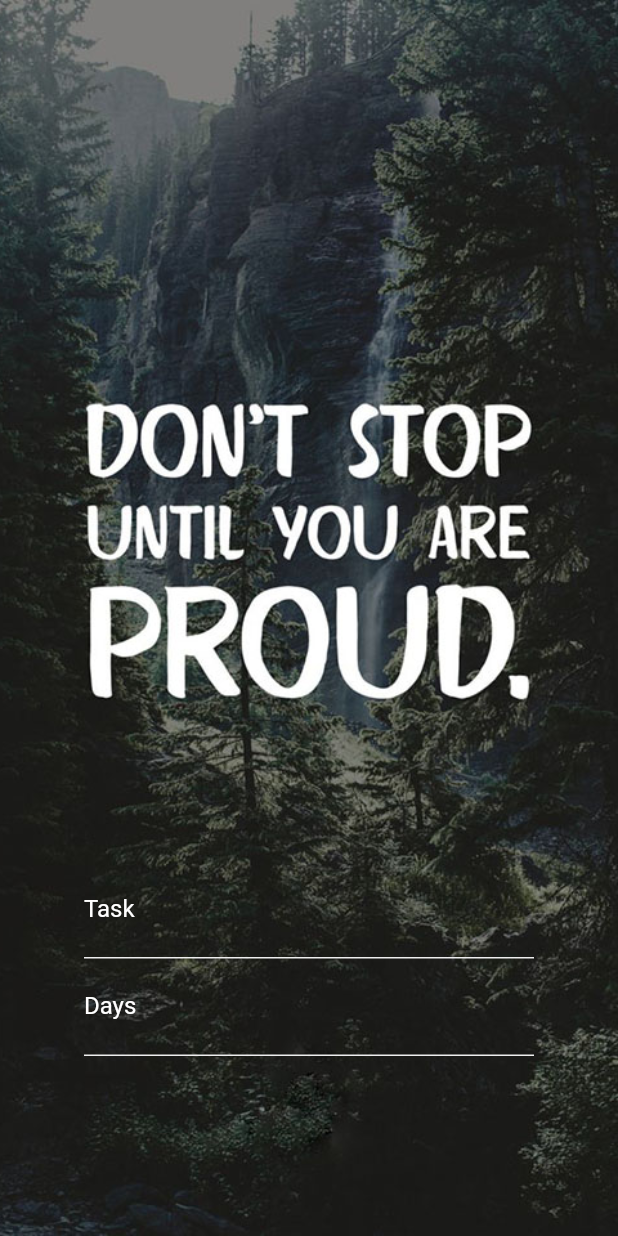
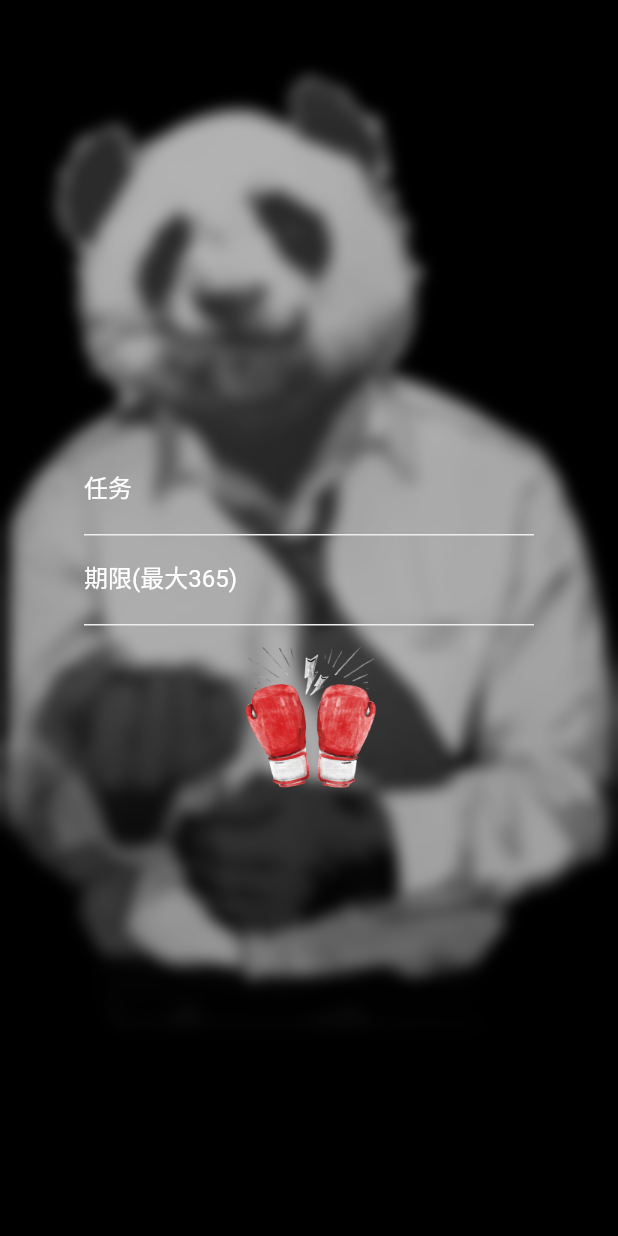
Before and after one commit to greatbear412/PT, a Flutter app: the EditTarget screen opened by its route, on a phone screen of 412 x 824 dp. Run offline on Flutter 3.47's test engine with Material 2 defaults, Android fonts, the light colour scheme and no system bars; our stand-ins replace date_format; missing offline and left inert: dart:ffi.

Commit message:
Target edit.

```diff
--- a/lib/components/text.dart
+++ b/lib/components/text.dart
@@ -1,3 +1,4 @@
+import 'dart:ffi';
 import 'dart:ui';
 
 import 'package:flutter/cupertino.dart';
@@ -43,8 +44,18 @@ class MainText extends StatelessWidget {
 class TextFieldWidget extends StatelessWidget {
   final String labelText;
   final String hintText;
+  final TextInputType keyboardType;
   final TextEditingController controller;
-  TextFieldWidget({Key key, this.labelText, this.hintText, this.controller})
+  final TextStyle style;
+  final void Function(String) onChange;
+  TextFieldWidget(
+      {Key key,
+      this.labelText,
+      this.hintText,
+      this.controller,
+      this.style,
+      this.onChange,
+      this.keyboardType = TextInputType.text})
       : super(key: key);
 
   @override
@@ -53,6 +64,8 @@ class TextFieldWidget extends StatelessWidget {
       width: 300,
       child: TextField(
         controller: controller,
+        keyboardType: keyboardType,
+        style: style,
         decoration: InputDecoration(
             labelText: labelText,
             labelStyle: TextStyle(color: Colors.white),
@@ -60,7 +73,9 @@ class TextFieldWidget extends StatelessWidget {
             hintStyle: TextStyle(color: Colors.white),
             // prefixIcon: Icon(Icons.email),
             border: InputBorder.none //隐藏下划线
-              )),
+            ),
+        onChanged: onChange,
+      ),
       decoration: BoxDecoration(
           // 下滑线浅灰色，宽度1像素
           border:
--- a/lib/pages/edit.dart
+++ b/lib/pages/edit.dart
@@ -1,3 +1,5 @@
+import 'dart:ui';
+
 import 'package:flutter/material.dart';
 import 'package:provider/provider.dart';
 
@@ -15,40 +17,84 @@ class _EditTargetState extends State<EditTarget> {
   TextEditingController _utaskController = TextEditingController();
   TextEditingController _udaysController = TextEditingController();
 
+  void createTarget(TargetListStates contextStates) {
+    contextStates.create(
+        _utaskController.text, int.parse(_udaysController.text.toString()));
+    Future.delayed(Duration(seconds: 0)).then((_) {
+      Navigator.pushNamed(context, "target_list_or_start");
+    });
+  }
+
+  void onTaskChange(String days) {
+    checkValid();
+  }
+
+  void onDaysChange(String days) {
+    if (days != null && days != '' && int.parse(days.toString()) > 365) {
+      _udaysController.value = TextEditingValue(text: '365');
+    }
+    checkValid();
+  }
+
+  void checkValid() {}
+
   @override
   Widget build(BuildContext context) {
     final targetListContext = context.watch<TargetListStates>();
     return Container(
-        decoration: BoxDecoration(
-            image: DecorationImage(
-                image: AssetImage('imgs/edit.jpg'), fit: BoxFit.cover)),
+        color: Utils.transStr('000'),
         width: double.infinity,
         child: Stack(
+          alignment: Alignment.center,
           children: [
             Positioned(
-                bottom: 50,
+                top: 50,
                 left: 0,
                 right: 0,
-                // onPointerDown: (PointerDownEvent event) => createTarget(),
                 child: Center(
+                    child: Image(
+                  image: AssetImage('imgs/edit.png'),
+                  repeat: ImageRepeat.noRepeat,
+                  width: MediaQuery.of(context).size.width * 1,
+                ))),
+            Container(
+              child: BackdropFilter(
+                filter: ImageFilter.blur(sigmaX: 5.0, sigmaY: 5.0),
                 child: Container(
-                    width: 300,
-                    height: 200,
+                  // height: 200,
+                  color: Colors.black.withOpacity(0.3),
+                  // padding: const EdgeInsets.only(bottom: 100),
                   alignment: Alignment.center,
                   child: Column(
+                    mainAxisAlignment: MainAxisAlignment.center,
                     children: [
                       TextFieldWidget(
                           controller: _utaskController,
-                            labelText: "Task",
-                            hintText: "任务"),
+                          labelText: "任务",
+                          style: TextStyle(color: Colors.white),
+                          onChange: onTaskChange),
                       TextFieldWidget(
                         controller: _udaysController,
-                            labelText: "Days",
-                            hintText: "期限")
+                        keyboardType: TextInputType.number,
+                        labelText: "期限(最大365)",
+                        style: TextStyle(color: Colors.white),
+                        onChange: onDaysChange,
+                      ),
+                      Listener(
+                          onPointerDown: (PointerDownEvent event) =>
+                              createTarget(targetListContext),
+                          child: Container(
+                              margin: const EdgeInsets.only(top: 10),
+                              child: Image(
+                                image: AssetImage('imgs/glove.webp'),
+                                repeat: ImageRepeat.noRepeat,
+                                width: 100,
+                              )))
                     ],
                   ),
                 ),
-                ))
+              ),
+            )
           ],
         ));
   }
--- a/lib/states/target.dart
+++ b/lib/states/target.dart
@@ -11,9 +11,8 @@ const Map<String, int> statusList = {
 
 class TargetListStates with ChangeNotifier, DiagnosticableTreeMixin {
   List<Target> _taskList = [
-    Target(0, '早起', 3),
-    Target(1, '锻炼', 30),
-    Target(2, '背单词qwewqwqweqqweeqwqweew', 28),
+    // Target(0, '早起', 3),
+    // Target(2, '背单词qwewqwqweqqweeqwqweew', 28),
   ];
   // {
   //   'id': 0,
@@ -49,7 +48,8 @@ class TargetListStates with ChangeNotifier, DiagnosticableTreeMixin {
   void create(String title, int days) {
     var valid = getTargetList(status: 'running').length;
     if (valid < 3) {
-      var lastId = _taskList[_taskList.length - 1].id;
+      var lastId =
+          _taskList.length == 0 ? 0 : _taskList[_taskList.length - 1].id;
       _taskList.add(Target(lastId + 1, title, days));
       notifyListeners();
     } else {
--- a/pubspec.yaml
+++ b/pubspec.yaml
@@ -52,7 +52,8 @@ flutter:
   assets:
     - imgs/fist.png
     - imgs/panda.jpg
-    - imgs/edit.jpg
+    - imgs/edit.png
+    - imgs/glove.webp
   #   - images/a_dot_ham.jpeg
 
   # An image asset can refer to one or more resolution-specific "variants", see
```
Also changed, not shown: lib/main.dart (+7 -9 lines), lib/pages/start.dart (+10 -4 lines), imgs/edit.jpg (deleted), imgs/edit.png (added), imgs/glove.png (added), imgs/glove.webp (added). Lines whose indentation alone changed are shown as unchanged.
